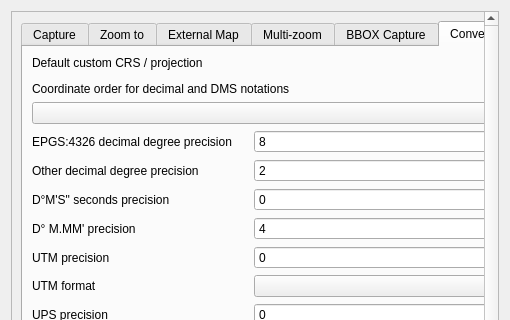
The window that ui/latLonSettings.ui (NationalSecurityAgency/qgis-latlontools-plugin) describes before a commit, drawn with Qt 5; both pictures show x 0 to 510 and y 0 to 320 of the 510 by 802 pixel window.
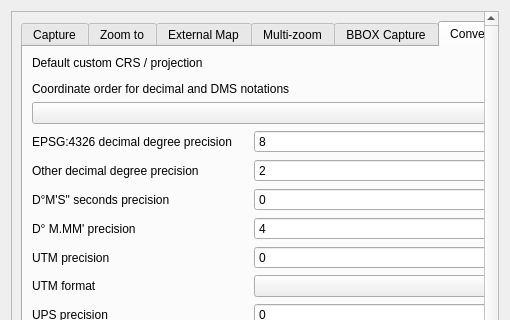
The same window after the commit. The open tabs and pages were chosen to show the change. Custom widgets are drawn as their Qt base class.

The edit to the form file:
```diff
--- a/ui/latLonSettings.ui
+++ b/ui/latLonSettings.ui
@@ -1087,7 +1087,7 @@
              <item row="0" column="0">
               <widget class="QLabel" name="label_30">
                <property name="text">
-                <string>EPGS:4326 decimal degree precision</string>
+                <string>EPSG:4326 decimal degree precision</string>
                </property>
               </widget>
              </item>
```
